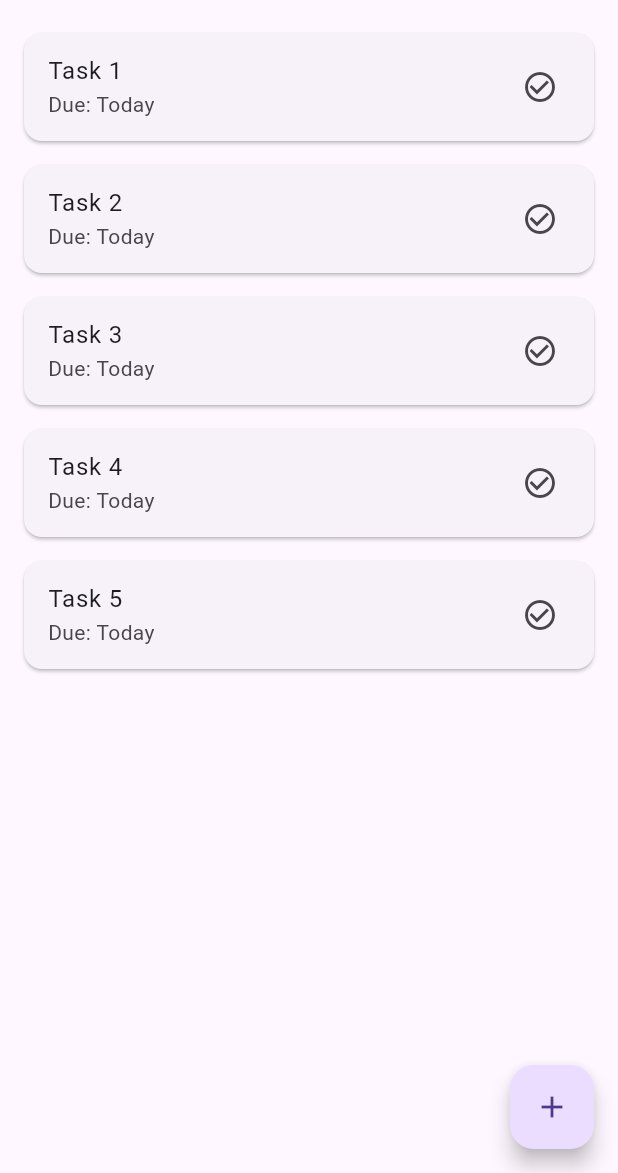
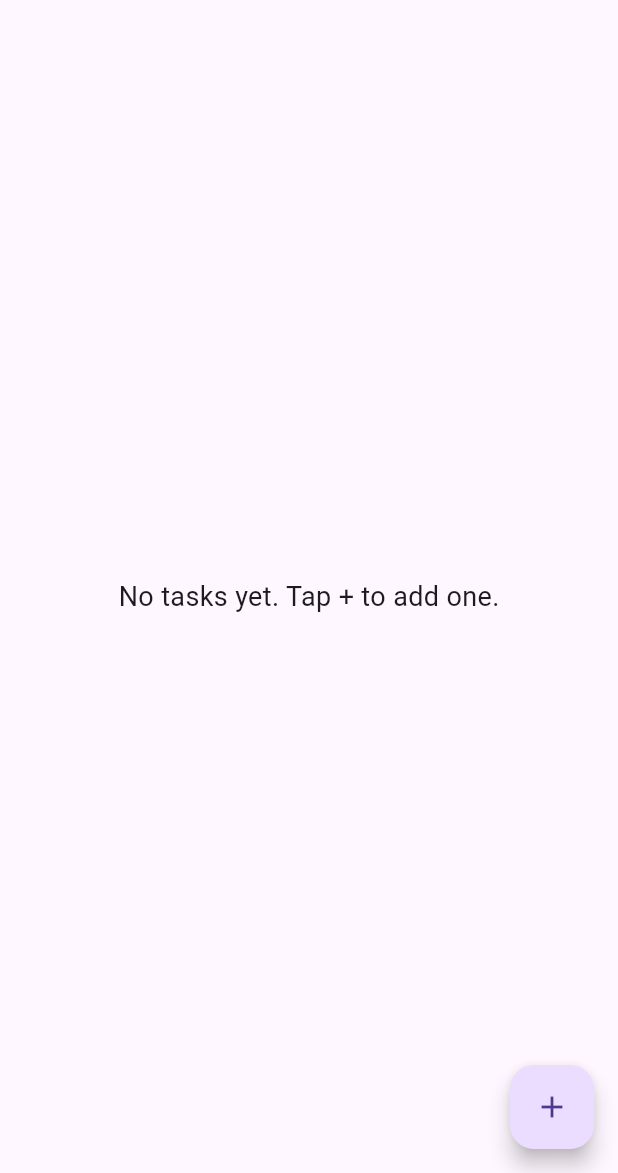
Before and after one commit to etoure2004/Todo-app, a Flutter app: the screen it shows after launch, on a phone screen of 412 x 824 dp, the part 63-1236 px from its top. Run offline on Flutter 3.47's test engine with Material 3 defaults, Android fonts, the phone set to English and light mode, and no system bars.

Commit message:
added a task model and a swipe to delete

```diff
--- /dev/null
+++ b/lib/models/task.dart
@@ -0,0 +1,15 @@
+class Task {
+  final String name;
+  final String description;
+  bool isDone;
+
+  Task({
+    required this.name,
+    required this.description,
+    this.isDone = false,
+  });
+
+  void toggleDone() {
+    isDone = !isDone;
+  }
+}
--- a/lib/screens/home_screen.dart
+++ b/lib/screens/home_screen.dart
@@ -1,7 +1,34 @@
 import 'package:flutter/material.dart';
+import '../models/task.dart';
+import '../widgets/task_tile.dart';
 
-class HomeScreen extends StatelessWidget {
+class HomeScreen extends StatefulWidget {
   const HomeScreen({super.key});
+
+  @override
+  State<HomeScreen> createState() => _HomeScreenState();
+}
+
+class _HomeScreenState extends State<HomeScreen> {
+  final List<Task> tasks = [];
+
+  void addTask(String taskName, String description) {
+    setState(() {
+      tasks.add(Task(name: taskName, description: description));
+    });
+  }
+
+  void toggleTask(int index) {
+    setState(() {
+      tasks[index].toggleDone();
+    });
+  }
+
+  void deleteTask(int index) {
+    setState(() {
+      tasks.removeAt(index);
+    });
+  }
 
   @override
   Widget build(BuildContext context) {
@@ -9,22 +36,45 @@ class HomeScreen extends StatelessWidget {
       appBar: AppBar(
         title: const Text('My To-Do List'),
       ),
-      body: ListView.builder(
-        itemCount: 5, // Placeholder
-        itemBuilder: (context, index) {
-          return Card(
-            margin: const EdgeInsets.symmetric(horizontal: 16, vertical: 8),
-            child: ListTile(
-              title: Text('Task ${index + 1}'),
-              subtitle: const Text('Due: Today'),
-              trailing: const Icon(Icons.check_circle_outline),
+      body: tasks.isEmpty
+          ? const Center(
+              child: Text(
+                "No tasks yet. Tap + to add one.",
+                style: TextStyle(fontSize: 18),
+              ),
+            )
+          : ListView.builder(
+              itemCount: tasks.length,
+              itemBuilder: (context, index) {
+                return Dismissible(
+                  key: Key(tasks[index].name + index.toString()),
+                  direction: DismissDirection.endToStart,
+                  background: Container(
+                    color: Colors.red,
+                    alignment: Alignment.centerRight,
+                    padding: const EdgeInsets.only(right: 20),
+                    child: const Icon(Icons.delete, color: Colors.white),
+                  ),
+                  onDismissed: (_) => deleteTask(index),
+                  child: TaskTile(
+                    taskName: tasks[index].name,
+                    taskDescription: tasks[index].description,
+                    isDone: tasks[index].isDone,
+                    checkboxCallback: (value) {
+                      toggleTask(index);
+                    },
+                  ),
+                );
+              },
             ),
-          );
-        },
-      ),
       floatingActionButton: FloatingActionButton(
-        onPressed: () {
-          Navigator.pushNamed(context, '/add');
+        onPressed: () async {
+          final result = await Navigator.pushNamed(context, '/add');
+          if (result != null && result is Map<String, String>) {
+            final title = result['title']!;
+            final description = result['description'] ?? '';
+            addTask(title, description);
+          }
         },
         child: const Icon(Icons.add),
       ),
```
Also changed, not shown: lib/screens/task_screen.dart (+20 -2 lines), lib/widgets/task_tile.dart (added, +33 -0 lines).
